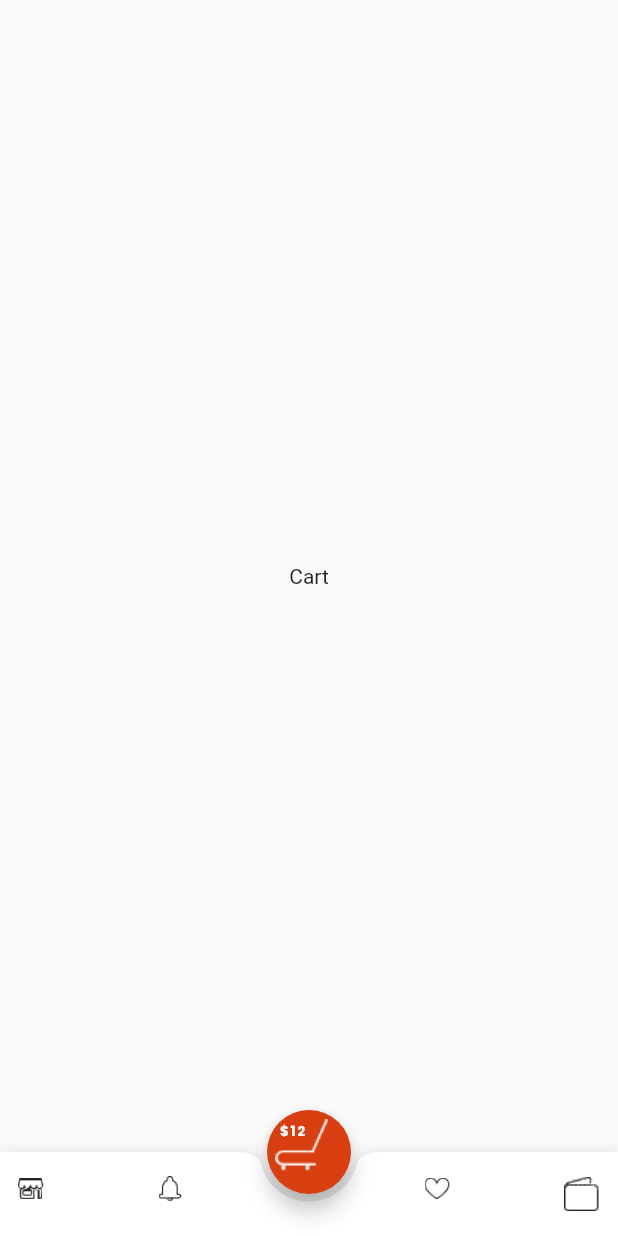
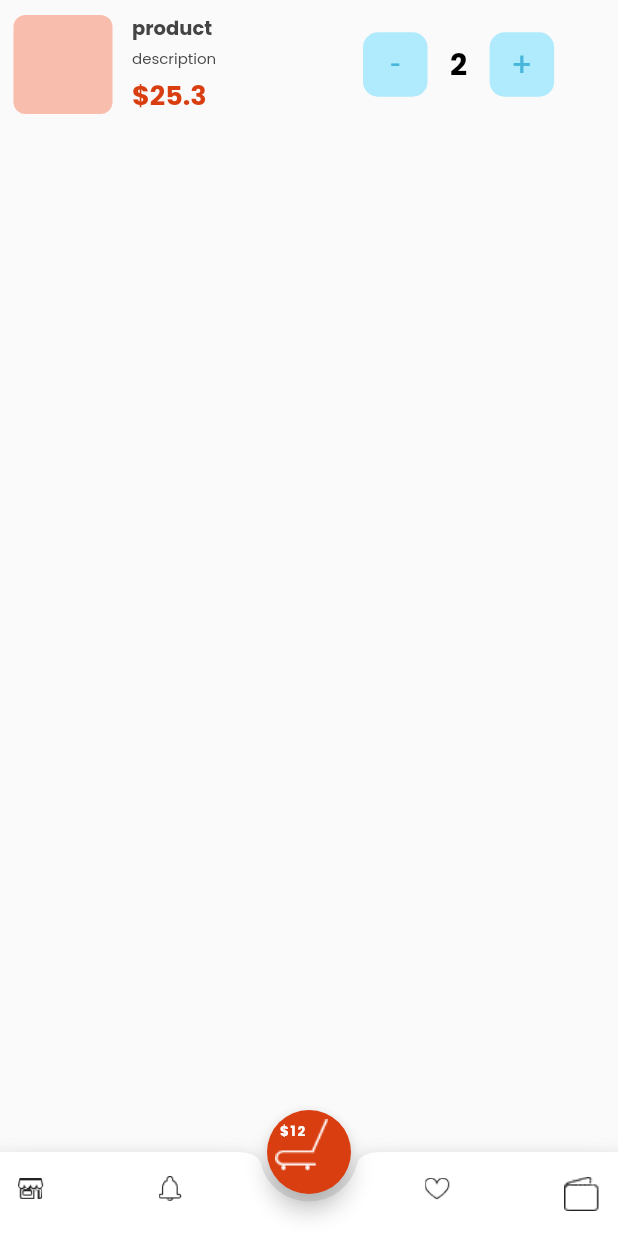
Before and after one commit to androidhands/res_capital_task_abdelhamid_ahmed, a Flutter app: the screen it shows after launch, item 4 of the bottom bar chosen, on a phone screen of 412 x 824 dp. Run offline on Flutter 3.47's test engine with Material 2 defaults, Android fonts, the light colour scheme and no system bars; our stand-ins replace dartz, equatable, get, google_fonts.

Commit message:
finalizing single cart widget ui

```diff
--- a/lib/core/custom_widgets/single_cart_widget.dart
+++ b/lib/core/custom_widgets/single_cart_widget.dart
@@ -1,4 +1,7 @@
 import 'package:flutter/cupertino.dart';
+import 'package:flutter/material.dart';
+import 'package:google_fonts/google_fonts.dart';
+import 'package:res_capital_task_abdelhamid_ahmed/core/app_colors/app_color.dart';
 import 'package:res_capital_task_abdelhamid_ahmed/features/cart_screen/domain/entities/cart_entity.dart';
 
 class SingleCartWidget extends StatelessWidget {
@@ -8,6 +11,104 @@ class SingleCartWidget extends StatelessWidget {
 
   @override
   Widget build(BuildContext context) {
-    return Container();
+    return Container(
+      height: 80,
+      margin: const EdgeInsets.all(3),
+      padding: const EdgeInsets.all(3),
+      child: Row(mainAxisAlignment: MainAxisAlignment.spaceBetween, children: [
+        Container(
+          width: 66,
+          height: 66,
+          margin: const EdgeInsets.all(3),
+          decoration: BoxDecoration(
+            borderRadius: BorderRadius.circular(8),
+            color: Color(cart!.color),
+          ),
+        ),
+        Expanded(
+            child: Padding(
+          padding: const EdgeInsets.only(left: 10),
+          child: Column(
+            mainAxisAlignment: MainAxisAlignment.spaceEvenly,
+            crossAxisAlignment: CrossAxisAlignment.start,
+            children: [
+              Text(
+                cart!.product!,
+                style: GoogleFonts.poppins(
+                    color: AppColor.searchIconsColor,
+                    fontSize: 13,
+                    fontWeight: FontWeight.bold),
+              ),
+              Text(
+                cart!.description!,
+                style:
+                    GoogleFonts.poppins(color: AppColor.fontGrey, fontSize: 10),
+              ),
+              Text(
+                '\$${cart!.totalPrice!}',
+                style: GoogleFonts.poppins(
+                    color: AppColor.myThemeColor,
+                    fontSize: 18,
+                    fontWeight: FontWeight.bold),
+              ),
+            ],
+          ),
+        )),
+        Expanded(
+            child: Row(
+          children: [
+            GestureDetector(
+              child: Material(
+                  child: Container(
+                height: 43,
+                width: 43,
+                decoration: BoxDecoration(
+                    borderRadius: BorderRadius.circular(10),
+                    color: AppColor.incrementBtnColor),
+                child: Center(
+                  child: Text(
+                    '-',
+                    style:
+                        TextStyle(color: AppColor.incrementSign, fontSize: 22),
+                  ),
+                ),
+              )),
+            ),
+            const SizedBox(
+              width: 15,
+            ),
+            Center(
+              child: Text(
+                cart!.count!.toString(),
+                style: GoogleFonts.poppins(
+                    color: AppColor.black,
+                    fontSize: 20,
+                    fontWeight: FontWeight.bold),
+              ),
+            ),
+            const SizedBox(
+              width: 15,
+            ),
+            GestureDetector(
+              child: Material(
+                  child: Container(
+                height: 43,
+                width: 43,
+                decoration: BoxDecoration(
+                    borderRadius: BorderRadius.circular(10),
+                    color: AppColor.incrementBtnColor),
+                child: Center(
+                  child: Text(
+                    '+',
+                    style:
+                        TextStyle(color: AppColor.incrementSign, fontSize: 22),
+                  ),
+                ),
+              )),
+            )
+          ],
+        ))
+      ]),
+    );
   }
 }
--- a/lib/features/cart_screen/data/models/cart_model.dart
+++ b/lib/features/cart_screen/data/models/cart_model.dart
@@ -6,15 +6,17 @@ class CartModel extends Cart {
       {@required product,
       @required description,
       @required count,
-      @required totalPrice})
-      : super(product, description, count, totalPrice);
+      @required totalPrice,
+      @required color})
+      : super(product, description, count, totalPrice,color);
 
   factory CartModel.fromJson(Map<String, dynamic> json) {
     return CartModel(
         product: json['product'],
         description: json['description'],
         count: json['count'],
-        totalPrice: json['totalPrice']);
+        totalPrice: json['totalPrice'],
+        color: json['color']);
   }
 
   Map<String, dynamic> toJson() {
@@ -23,6 +25,7 @@ class CartModel extends Cart {
       'description': description,
       'count': count,
       'totalPrice': totalPrice,
+      'color':color
     };
   }
 }
--- a/lib/features/cart_screen/domain/entities/cart_entity.dart
+++ b/lib/features/cart_screen/domain/entities/cart_entity.dart
@@ -5,9 +5,10 @@ class Cart extends Equatable {
   final String? description;
   int? count;
   double? totalPrice;
+  dynamic color;
 
-  Cart(this.product, this.description, this.count, this.totalPrice);
+  Cart(this.product, this.description, this.count, this.totalPrice,this.color);
 
   @override
-  List<Object?> get props => [product, description, count, totalPrice];
+  List<Object?> get props => [product, description, count, totalPrice,color];
 }
--- a/lib/features/cart_screen/presentation/pages/cart_page.dart
+++ b/lib/features/cart_screen/presentation/pages/cart_page.dart
@@ -1,13 +1,18 @@
-import 'package:flutter/cupertino.dart';
 import 'package:flutter/material.dart';
+import 'package:res_capital_task_abdelhamid_ahmed/core/custom_widgets/single_cart_widget.dart';
+import 'package:res_capital_task_abdelhamid_ahmed/features/cart_screen/data/models/cart_model.dart';
 
 class CartPage extends StatelessWidget {
   @override
   Widget build(BuildContext context) {
     return Scaffold(
-      body: Container(
-        child: Center(child: Text('Cart')),
-      ),
-    );
+        body: SingleCartWidget(
+      cart: CartModel(
+          product: 'product',
+          description: 'description',
+          count: 2,
+          totalPrice: 25.3,
+          color: 4294557101),
+    ));
   }
 }
```
